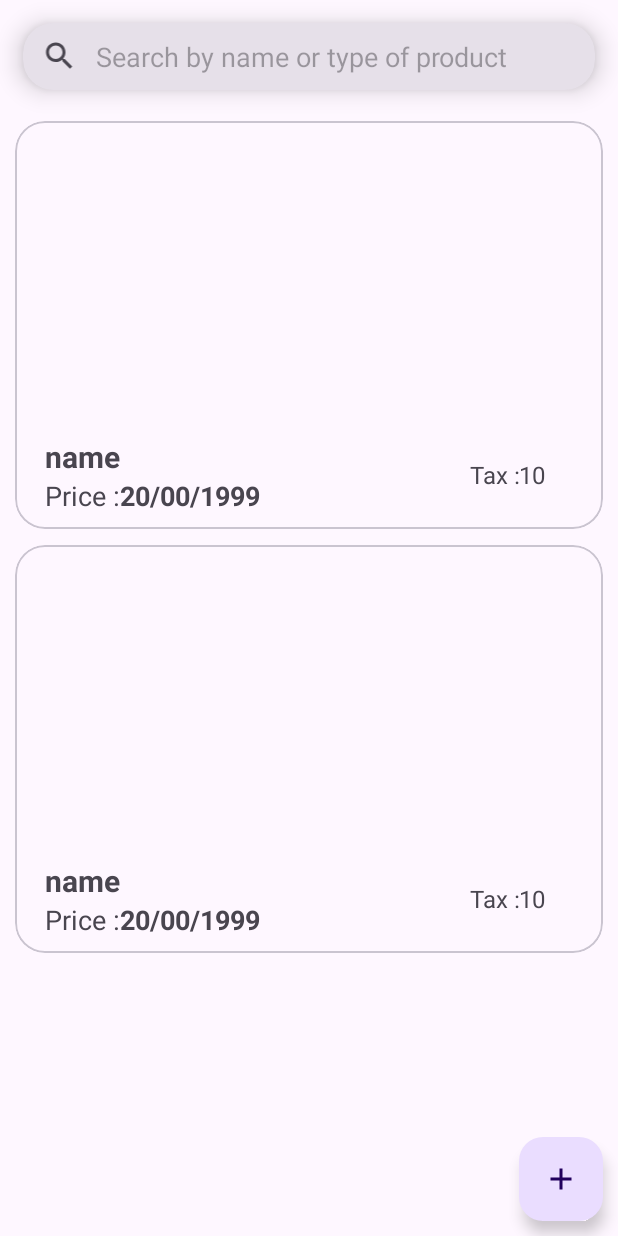
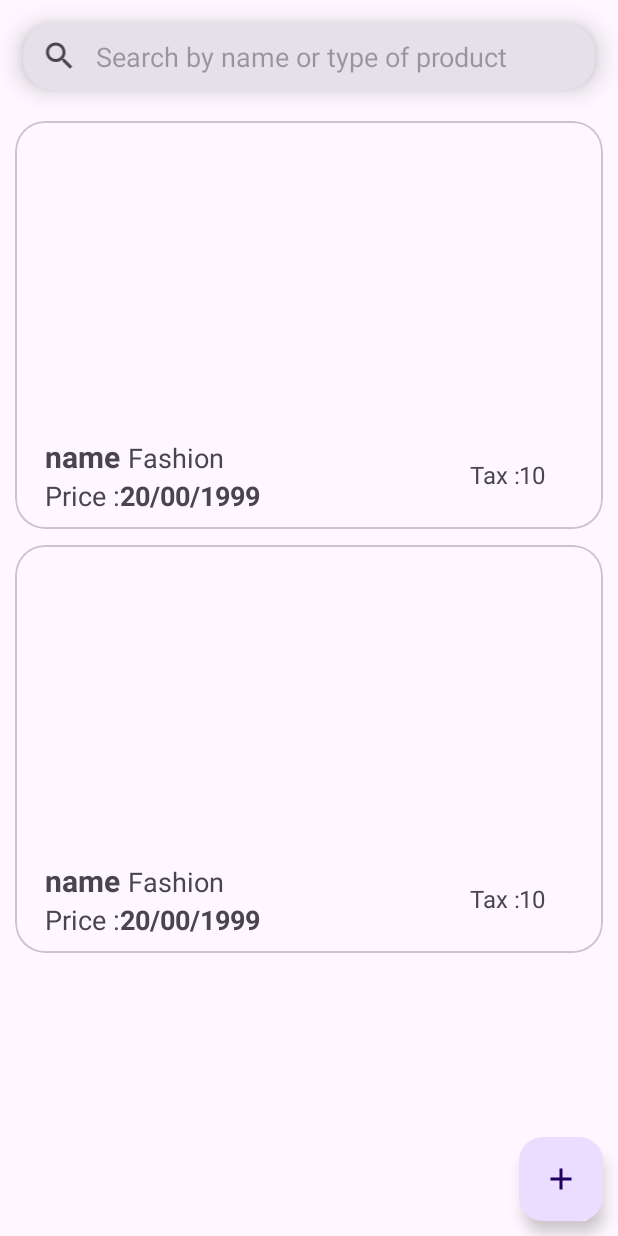
Before and after one commit to sai123gopal/productsApp, an Android app: the layout activity_main.xml on its own in the app's theme, with its tools: preview values and no code run, on a phone screen of 412 x 824 dp. Run offline under Robolectric (Android 15) with nearby library versions, the phone set to English and light mode, and no system bars.

Commit message:
added Product type to item

```diff
--- a/app/src/main/res/layout/products_item.xml
+++ b/app/src/main/res/layout/products_item.xml
@@ -40,6 +40,10 @@
                     android:layout_gravity="center"
                     android:layout_height="wrap_content">
 
+                    <LinearLayout
+                        android:orientation="horizontal"
+                        android:layout_width="wrap_content"
+                        android:layout_height="wrap_content">
                         <TextView
                             tools:text="name"
                             android:textStyle="bold"
@@ -48,6 +52,19 @@
                             android:layout_width="wrap_content"
                             android:layout_height="wrap_content">
                         </TextView>
+
+                        <TextView
+                            android:layout_marginStart="5dp"
+                            tools:text="Fashion"
+                            android:textSize="18sp"
+                            android:text="@{`(`+model.productType+`)`}"
+                            android:layout_width="wrap_content"
+                            android:layout_height="wrap_content">
+                        </TextView>
+
+                    </LinearLayout>
+
+
                     <LinearLayout
                         android:layout_width="wrap_content"
                         android:orientation="horizontal"
```
Lines whose indentation alone changed are shown as unchanged.
